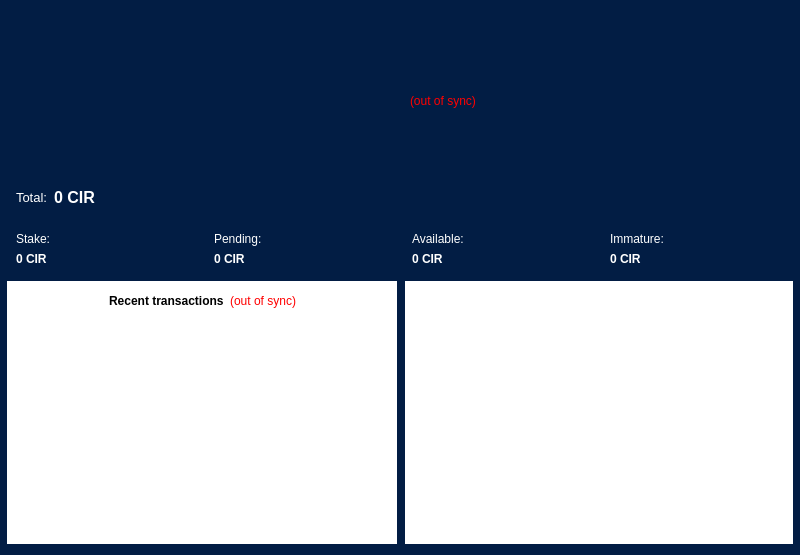
Before: the Qt Designer form src/qt/forms/overviewpage.ui in Crypto-city/bitFlowers, drawn with Qt 5.
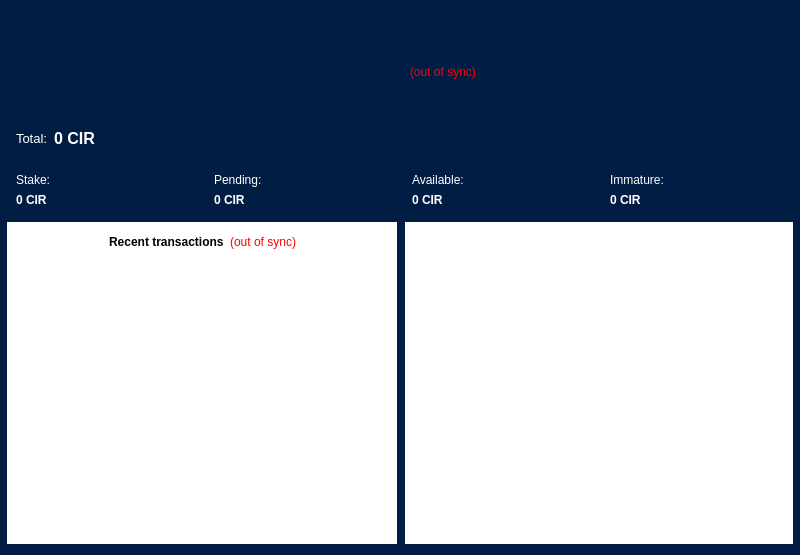
After: the same form once the commit is applied. Icons and pictures are not drawn.

The edit to the form file:
```diff
--- a/src/qt/forms/overviewpage.ui
+++ b/src/qt/forms/overviewpage.ui
@@ -296,6 +296,12 @@
        <height>201</height>
       </size>
      </property>
+     <property name="maximumSize">
+      <size>
+       <width>16777215</width>
+       <height>205</height>
+      </size>
+     </property>
      <property name="frameShape">
       <enum>QFrame::NoFrame</enum>
      </property>
```
